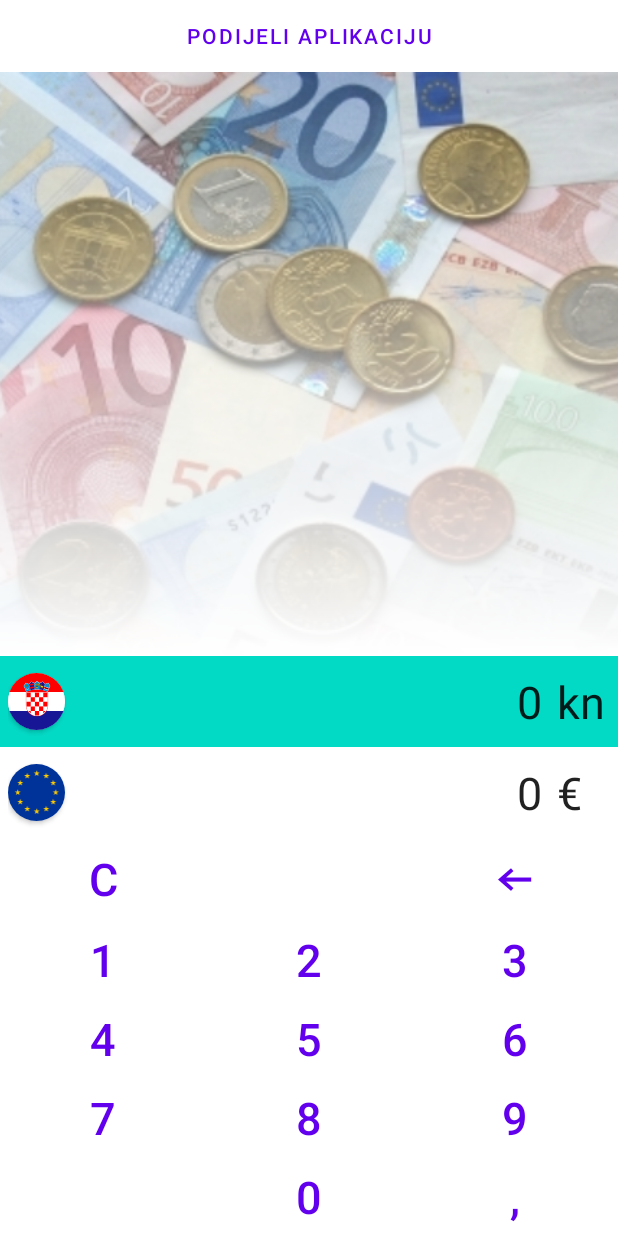
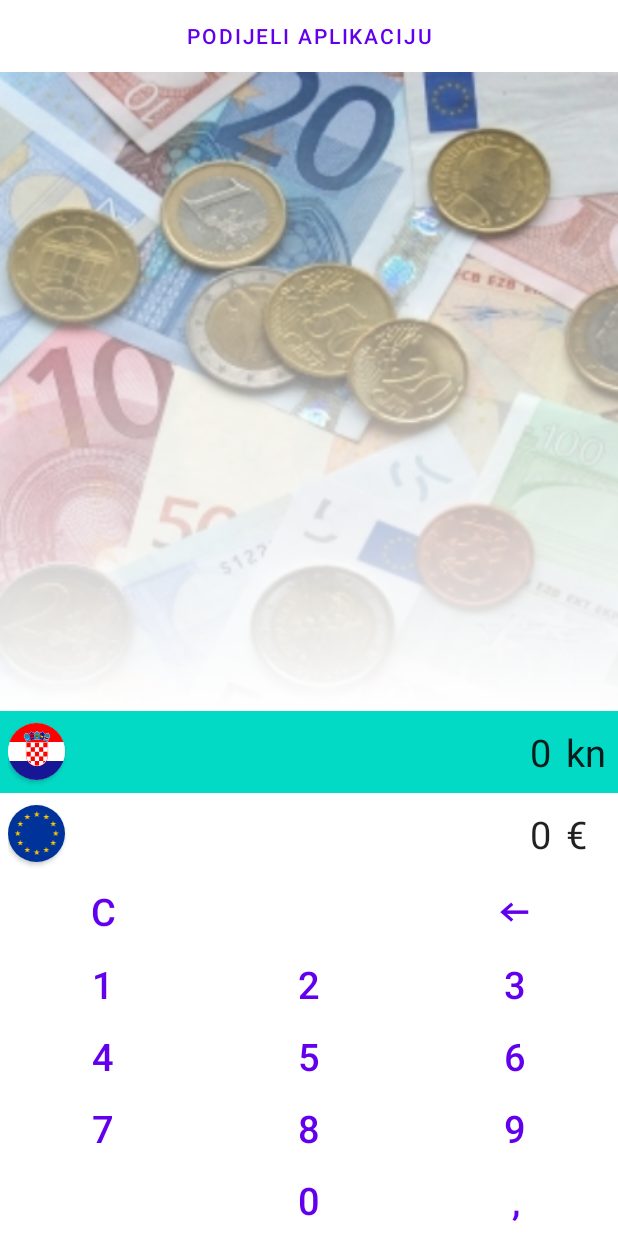
Before and after one commit to vbresan/eurokonverter, an Android app: the screen it shows after launch (MainActivity), on a phone screen of 412 x 824 dp. Run offline under Robolectric (Android 15) with nearby library versions, the phone set to English and light mode, and no system bars.

Commit message:
Settling font sizes

```diff
--- a/app/src/main/res/values-hdpi/dimensions.xml
+++ b/app/src/main/res/values-hdpi/dimensions.xml
@@ -2,5 +2,5 @@
 <resources>
     <dimen name="image">38dp</dimen>
     <dimen name="corner_radius">19dp</dimen>
-    <dimen name="font_size">30sp</dimen>
+    <dimen name="font_size">25sp</dimen>
 </resources>
--- a/app/src/main/res/values-mdpi/dimensions.xml
+++ b/app/src/main/res/values-mdpi/dimensions.xml
@@ -2,5 +2,5 @@
 <resources>
     <dimen name="image">34dp</dimen>
     <dimen name="corner_radius">17dp</dimen>
-    <dimen name="font_size">25sp</dimen>
+    <dimen name="font_size">17sp</dimen>
 </resources>
--- /dev/null
+++ b/app/src/main/res/values-xxhdpi/dimensions.xml
@@ -0,0 +1,6 @@
+<?xml version="1.0" encoding="utf-8"?>
+<resources>
+    <dimen name="image">50dp</dimen>
+    <dimen name="corner_radius">25dp</dimen>
+    <dimen name="font_size">38sp</dimen>
+</resources>
```
